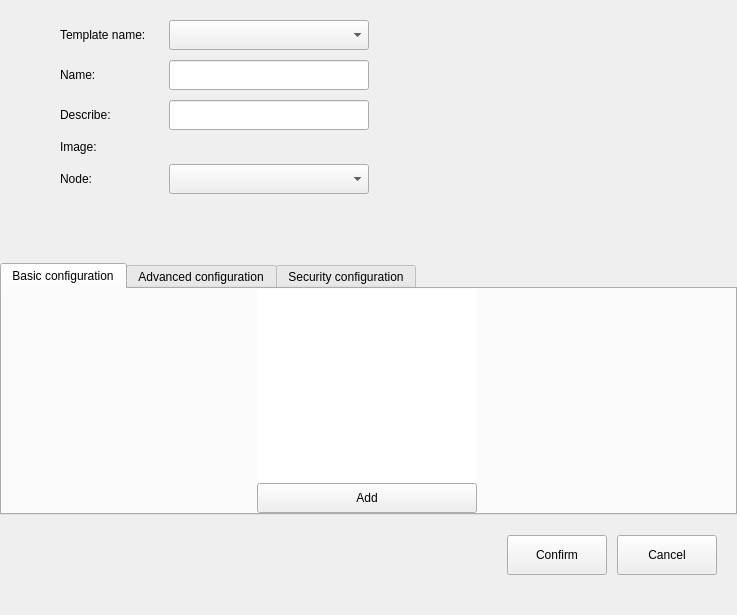
Above: src/pages/container/container-setting.ui from openeuler-mirror/ks-scmc-gui before the change. Below: the same form after it.
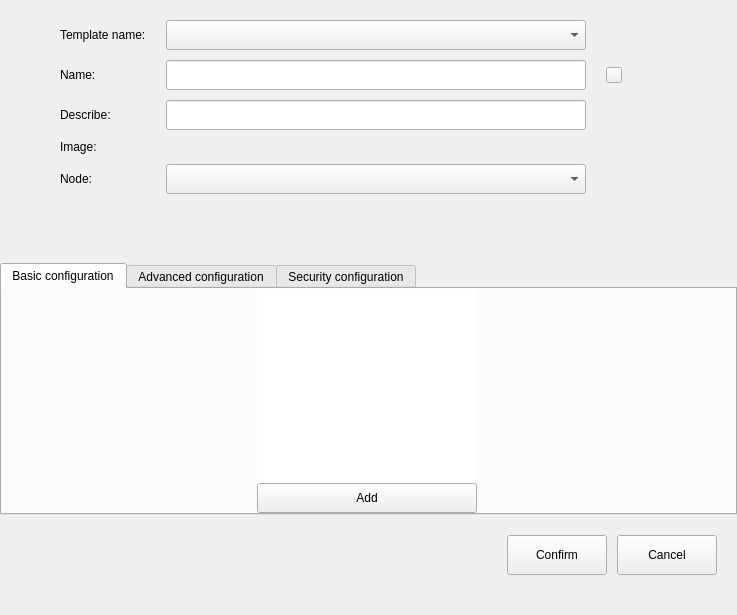
That is the form after the change.

Commit message:
fix(container and table):limit container and template name and desc in container setting and show tooptip in tableview if the text overflow
- 在容器设置中限制容器、模板的名字和描述，当文字太长溢出时，在表格中显示内容的提示

fix #56716 #56787

```diff
--- a/src/pages/container/container-setting.ui
+++ b/src/pages/container/container-setting.ui
@@ -56,10 +56,17 @@
          <property name="verticalSpacing">
           <number>10</number>
          </property>
-         <item row="3" column="0">
-          <widget class="QLabel" name="label_image">
+         <item row="1" column="0">
+          <widget class="QLabel" name="label">
            <property name="text">
-            <string>Image:</string>
+            <string>Name:</string>
+           </property>
+          </widget>
+         </item>
+         <item row="4" column="0">
+          <widget class="QLabel" name="label_4">
+           <property name="text">
+            <string>Node:</string>
            </property>
           </widget>
          </item>
@@ -70,6 +77,38 @@
            </property>
           </widget>
          </item>
+         <item row="4" column="1">
+          <widget class="QComboBox" name="cb_node">
+           <property name="minimumSize">
+            <size>
+             <width>420</width>
+             <height>30</height>
+            </size>
+           </property>
+           <property name="maximumSize">
+            <size>
+             <width>420</width>
+             <height>30</height>
+            </size>
+           </property>
+          </widget>
+         </item>
+         <item row="0" column="1">
+          <widget class="QComboBox" name="cb_template">
+           <property name="minimumSize">
+            <size>
+             <width>420</width>
+             <height>30</height>
+            </size>
+           </property>
+           <property name="maximumSize">
+            <size>
+             <width>420</width>
+             <height>30</height>
+            </size>
+           </property>
+          </widget>
+         </item>
          <item row="5" column="1">
           <spacer name="verticalSpacer_2">
            <property name="orientation">
@@ -83,65 +122,22 @@
            </property>
           </spacer>
          </item>
-         <item row="1" column="0">
-          <widget class="QLabel" name="label">
-           <property name="text">
-            <string>Name:</string>
-           </property>
-          </widget>
-         </item>
-         <item row="4" column="1">
-          <widget class="QComboBox" name="cb_node">
-           <property name="minimumSize">
-            <size>
-             <width>200</width>
-             <height>30</height>
-            </size>
-           </property>
-           <property name="maximumSize">
-            <size>
-             <width>200</width>
-             <height>30</height>
-            </size>
-           </property>
-          </widget>
-         </item>
-         <item row="4" column="0">
-          <widget class="QLabel" name="label_4">
-           <property name="text">
-            <string>Node:</string>
-           </property>
-          </widget>
-         </item>
          <item row="1" column="1">
           <widget class="QLineEdit" name="lineEdit_name">
            <property name="minimumSize">
             <size>
-             <width>200</width>
+             <width>420</width>
              <height>30</height>
             </size>
            </property>
            <property name="maximumSize">
             <size>
-             <width>200</width>
+             <width>420</width>
              <height>30</height>
             </size>
            </property>
-          </widget>
-         </item>
-         <item row="2" column="1">
-          <widget class="QLineEdit" name="lineEdit_describe">
-           <property name="minimumSize">
-            <size>
-             <width>200</width>
-             <height>30</height>
-            </size>
-           </property>
-           <property name="maximumSize">
-            <size>
-             <width>200</width>
-             <height>30</height>
-            </size>
+           <property name="text">
+            <string/>
            </property>
           </widget>
          </item>
@@ -152,22 +148,58 @@
            </property>
           </widget>
          </item>
-         <item row="0" column="1">
-          <widget class="QComboBox" name="cb_template">
+         <item row="2" column="1">
+          <widget class="QLineEdit" name="lineEdit_describe">
            <property name="minimumSize">
             <size>
-             <width>200</width>
+             <width>420</width>
              <height>30</height>
             </size>
            </property>
            <property name="maximumSize">
             <size>
-             <width>200</width>
+             <width>420</width>
              <height>30</height>
             </size>
            </property>
           </widget>
          </item>
+         <item row="3" column="0">
+          <widget class="QLabel" name="label_image">
+           <property name="text">
+            <string>Image:</string>
+           </property>
+          </widget>
+         </item>
+         <item row="1" column="2">
+          <widget class="QToolButton" name="btn_tip_name">
+           <property name="minimumSize">
+            <size>
+             <width>16</width>
+             <height>16</height>
+            </size>
+           </property>
+           <property name="maximumSize">
+            <size>
+             <width>16</width>
+             <height>16</height>
+            </size>
+           </property>
+           <property name="focusPolicy">
+            <enum>Qt::NoFocus</enum>
+           </property>
+           <property name="text">
+            <string/>
+           </property>
+          </widget>
+         </item>
+         <item row="1" column="3">
+          <widget class="QLabel" name="label_name_tip">
+           <property name="text">
+            <string/>
+           </property>
+          </widget>
+         </item>
         </layout>
        </widget>
       </widget>
```
The commit also changes 7 other files.
